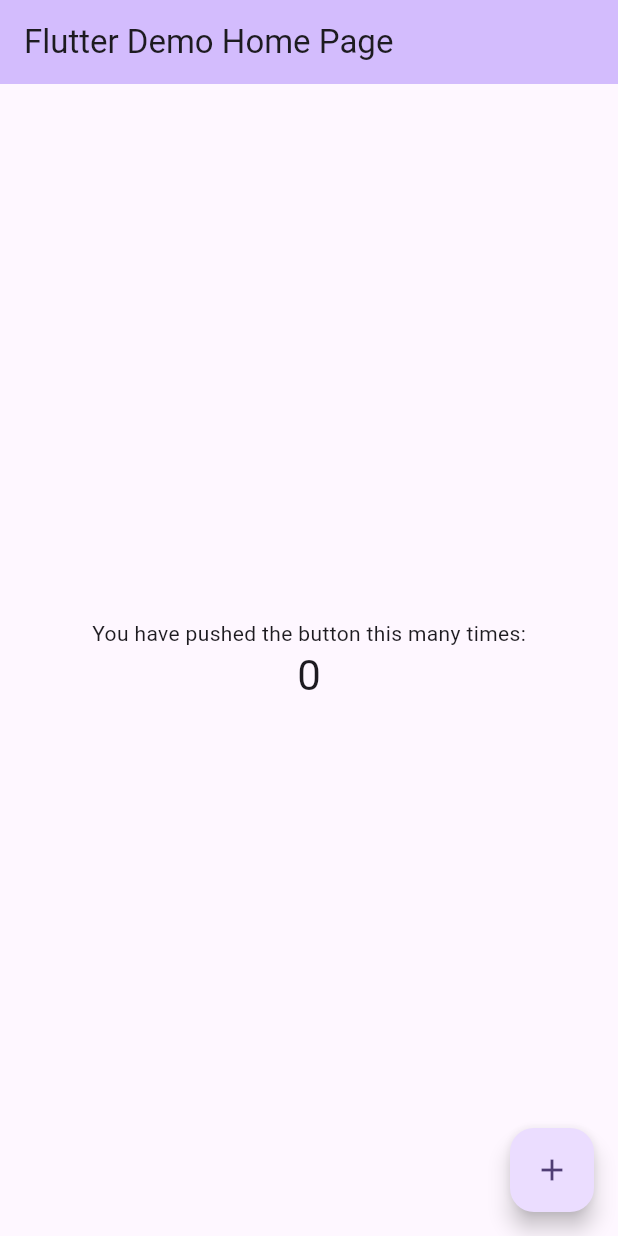
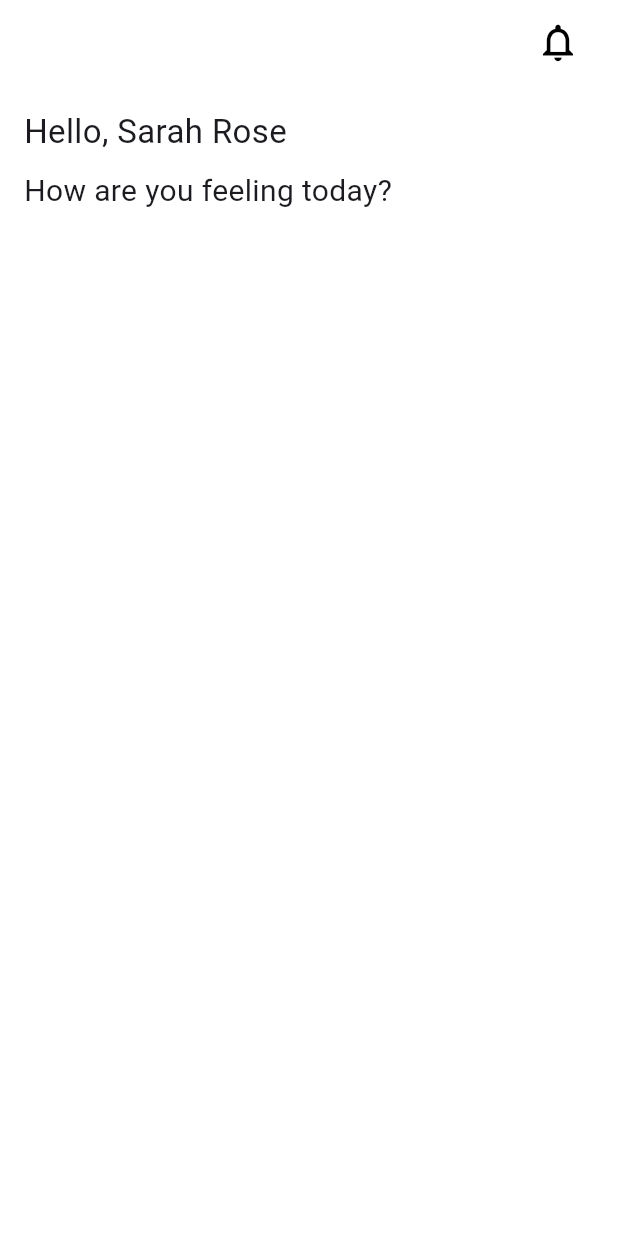
Before and after one commit to Sena-dogan/hero_case, a Flutter app: the screen it shows after launch, on a phone screen of 412 x 824 dp. Run offline on Flutter 3.47's test engine with Material 2 defaults, Android fonts, the phone set to English and light mode, and no system bars; our stand-ins replace gap.

Commit message:
implement home page

```diff
--- /dev/null
+++ b/lib/home_page.dart
@@ -0,0 +1,69 @@
+import 'package:flutter/material.dart';
+import 'package:flutter/services.dart';
+import 'package:gap/gap.dart';
+
+class MyHomePage extends StatelessWidget {
+  const MyHomePage({super.key});
+
+  @override
+  Widget build(BuildContext context) {
+    final Brightness brightness = Theme.of(context).colorScheme.brightness;
+
+    return Scaffold(
+      backgroundColor: Colors.white,
+      appBar: AppBar(
+        systemOverlayStyle: SystemUiOverlayStyle(
+          statusBarBrightness: brightness,
+          systemStatusBarContrastEnforced: false,
+          statusBarColor: Colors.transparent,
+          statusBarIconBrightness: brightness == Brightness.dark
+              ? Brightness.light
+              : Brightness.dark,
+        ),
+        backgroundColor: Colors.transparent,
+        actions: [
+          IconButton(
+            icon: const Icon(
+              Icons.notifications_none,
+              color: Colors.black,
+              size: 30,
+            ),
+            onPressed: () {},
+          ),
+          const Gap(16),
+        ],
+      ),
+      body: const Column(
+        crossAxisAlignment: CrossAxisAlignment.center,
+        children: [
+          Gap(16),
+          Align(
+            alignment: Alignment.centerLeft,
+            child: Padding(
+              padding: EdgeInsets.only(left: 16),
+              child: Text(
+                'Hello, Sarah Rose',
+                style: TextStyle(
+                  fontSize: 22,
+                ),
+              ),
+            ),
+          ),
+          Gap(10),
+          Align(
+            alignment: Alignment.centerLeft,
+            child: Padding(
+              padding: EdgeInsets.only(left: 16),
+              child: Text(
+                'How are you feeling today?',
+                style: TextStyle(
+                  fontSize: 20,
+                ),
+              ),
+            ),
+          ),
+        ],
+      ),
+    );
+  }
+}
--- a/lib/main.dart
+++ b/lib/main.dart
@@ -1,4 +1,5 @@
 import 'package:flutter/material.dart';
+import 'package:hero_case/home_page.dart';
 
 void main() {
   runApp(const MyApp());
@@ -7,119 +8,15 @@ void main() {
 class MyApp extends StatelessWidget {
   const MyApp({super.key});
 
-  // This widget is the root of your application.
   @override
   Widget build(BuildContext context) {
     return MaterialApp(
-      title: 'Flutter Demo',
+      debugShowCheckedModeBanner: false,
       theme: ThemeData(
-        // This is the theme of your application.
-        //
-        // TRY THIS: Try running your application with "flutter run". You'll see
-        // the application has a blue toolbar. Then, without quitting the app,
-        // try changing the seedColor in the colorScheme below to Colors.green
-        // and then invoke "hot reload" (save your changes or press the "hot
-        // reload" button in a Flutter-supported IDE, or press "r" if you used
-        // the command line to start the app).
-        //
-        // Notice that the counter didn't reset back to zero; the application
-        // state is not lost during the reload. To reset the state, use hot
-        // restart instead.
-        //
-        // This works for code too, not just values: Most code changes can be
-        // tested with just a hot reload.
         colorScheme: ColorScheme.fromSeed(seedColor: Colors.deepPurple),
         useMaterial3: true,
       ),
-      home: const MyHomePage(title: 'Flutter Demo Home Page'),
+      home: const MyHomePage(),
     );
   }
 }
-
-class MyHomePage extends StatefulWidget {
-  const MyHomePage({super.key, required this.title});
-
-  // This widget is the home page of your application. It is stateful, meaning
-  // that it has a State object (defined below) that contains fields that affect
-  // how it looks.
-
-  // This class is the configuration for the state. It holds the values (in this
-  // case the title) provided by the parent (in this case the App widget) and
-  // used by the build method of the State. Fields in a Widget subclass are
-  // always marked "final".
-
-  final String title;
-
-  @override
-  State<MyHomePage> createState() => _MyHomePageState();
-}
-
-class _MyHomePageState extends State<MyHomePage> {
-  int _counter = 0;
-
-  void _incrementCounter() {
-    setState(() {
-      // This call to setState tells the Flutter framework that something has
-      // changed in this State, which causes it to rerun the build method below
-      // so that the display can reflect the updated values. If we changed
-      // _counter without calling setState(), then the build method would not be
-      // called again, and so nothing would appear to happen.
-      _counter++;
-    });
-  }
-
-  @override
-  Widget build(BuildContext context) {
-    // This method is rerun every time setState is called, for instance as done
-    // by the _incrementCounter method above.
-    //
-    // The Flutter framework has been optimized to make rerunning build methods
-    // fast, so that you can just rebuild anything that needs updating rather
-    // than having to individually change instances of widgets.
-    return Scaffold(
-      appBar: AppBar(
-        // TRY THIS: Try changing the color here to a specific color (to
-        // Colors.amber, perhaps?) and trigger a hot reload to see the AppBar
-        // change color while the other colors stay the same.
-        backgroundColor: Theme.of(context).colorScheme.inversePrimary,
-        // Here we take the value from the MyHomePage object that was created by
-        // the App.build method, and use it to set our appbar title.
-        title: Text(widget.title),
-      ),
-      body: Center(
-        // Center is a layout widget. It takes a single child and positions it
-        // in the middle of the parent.
-        child: Column(
-          // Column is also a layout widget. It takes a list of children and
-          // arranges them vertically. By default, it sizes itself to fit its
-          // children horizontally, and tries to be as tall as its parent.
-          //
-          // Column has various properties to control how it sizes itself and
-          // how it positions its children. Here we use mainAxisAlignment to
-          // center the children vertically; the main axis here is the vertical
-          // axis because Columns are vertical (the cross axis would be
-          // horizontal).
-          //
-          // TRY THIS: Invoke "debug painting" (choose the "Toggle Debug Paint"
-          // action in the IDE, or press "p" in the console), to see the
-          // wireframe for each widget.
-          mainAxisAlignment: MainAxisAlignment.center,
-          children: <Widget>[
-            const Text(
-              'You have pushed the button this many times:',
-            ),
-            Text(
-              '$_counter',
-              style: Theme.of(context).textTheme.headlineMedium,
-            ),
-          ],
-        ),
-      ),
-      floatingActionButton: FloatingActionButton(
-        onPressed: _incrementCounter,
-        tooltip: 'Increment',
-        child: const Icon(Icons.add),
-      ), // This trailing comma makes auto-formatting nicer for build methods.
-    );
-  }
-}
```
